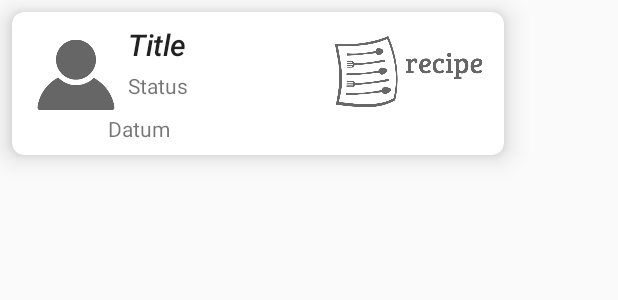
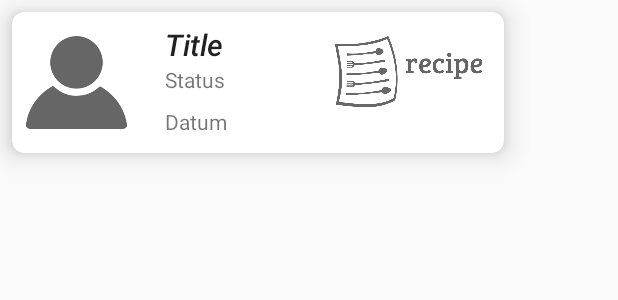
Before and after one commit to lieweschwerzel/TupperApp, an Android app: the layout cardview.xml on its own in the app's theme, with its tools: preview values and no code run, on a phone screen of 412 x 824 dp. Shown: the top 300 px of the screen. Run offline under Robolectric (Android 15) with nearby library versions, the phone set to English and light mode, and no system bars.

Commit message:
cardview adjusted

```diff
--- a/app/src/main/java/com/example/tuppermeals/ui/AddEditActivity.java
+++ b/app/src/main/java/com/example/tuppermeals/ui/AddEditActivity.java
@@ -261,7 +261,7 @@ public class AddEditActivity extends AppCompatActivity {
     public void addItemsOnSpinner() {
         mGameStatus = (Spinner) findViewById(R.id.editStatus_addedit);
         List<String> list = new ArrayList<String>();
-        list.add("Select a status...");
+//        list.add("Select a status...");
         list.add("Want to Play");
         list.add("Playing");
         list.add("Stalled");
--- a/app/src/main/res/layout/cardview.xml
+++ b/app/src/main/res/layout/cardview.xml
@@ -19,7 +19,7 @@
             android:id="@+id/text_view_title"
             android:layout_width="180dp"
             android:layout_height="wrap_content"
-            android:layout_marginStart="8dp"
+            android:layout_marginStart="24dp"
             android:layout_toEndOf="@+id/imageView_image"
             android:ellipsize="end"
             android:maxLines="1"
@@ -27,44 +27,42 @@
             android:textAppearance="@style/TextAppearance.AppCompat.Title"
             android:textStyle="italic"
             app:layout_constraintStart_toEndOf="@+id/imageView_image"
-            tools:layout_editor_absoluteY="1dp" />
+            tools:layout_editor_absoluteY="-3dp" />
 
         <TextView
             android:id="@+id/text_view_status"
-            android:layout_width="117dp"
-            android:layout_height="29dp"
+            android:layout_width="101dp"
+            android:layout_height="28dp"
             android:layout_below="@id/text_view_title"
             android:layout_marginStart="8dp"
-            android:layout_marginTop="4dp"
-            android:layout_marginEnd="8dp"
             android:layout_toStartOf="@+id/imageView_image3"
             android:layout_toEndOf="@+id/imageView_image"
             android:text="Status"
             android:textAlignment="textStart"
             app:layout_constraintEnd_toStartOf="@+id/imageView_image3"
-            app:layout_constraintHorizontal_bias="0.0"
+            app:layout_constraintHorizontal_bias="0.761"
             app:layout_constraintStart_toEndOf="@+id/imageView_image"
             app:layout_constraintTop_toBottomOf="@+id/text_view_title" />
 
         <TextView
             android:id="@+id/text_view_datum"
             android:layout_width="153dp"
-            android:layout_height="wrap_content"
+            android:layout_height="20dp"
             android:layout_below="@+id/imageView_image3"
             android:layout_alignParentStart="true"
             android:layout_alignParentEnd="true"
+            android:layout_marginStart="24dp"
             android:text="Datum"
-            android:textAlignment="center"
-            app:layout_constraintTop_toBottomOf="@+id/imageView_image"
-            tools:layout_editor_absoluteX="55dp" />
+            android:textAlignment="textStart"
+            app:layout_constraintStart_toEndOf="@+id/imageView_image"
+            app:layout_constraintTop_toBottomOf="@+id/text_view_status" />
 
         <ImageView
             android:id="@+id/imageView_image"
-            android:layout_width="53dp"
-            android:layout_height="52dp"
+            android:layout_width="70dp"
+            android:layout_height="78dp"
             android:layout_alignParentStart="true"
-            android:layout_marginStart="8dp"
-            android:layout_marginTop="8dp"
+            app:layout_constraintEnd_toStartOf="@+id/text_view_title"
             app:layout_constraintStart_toStartOf="parent"
             app:layout_constraintTop_toTopOf="parent"
             tools:srcCompat="@drawable/image" />
```
